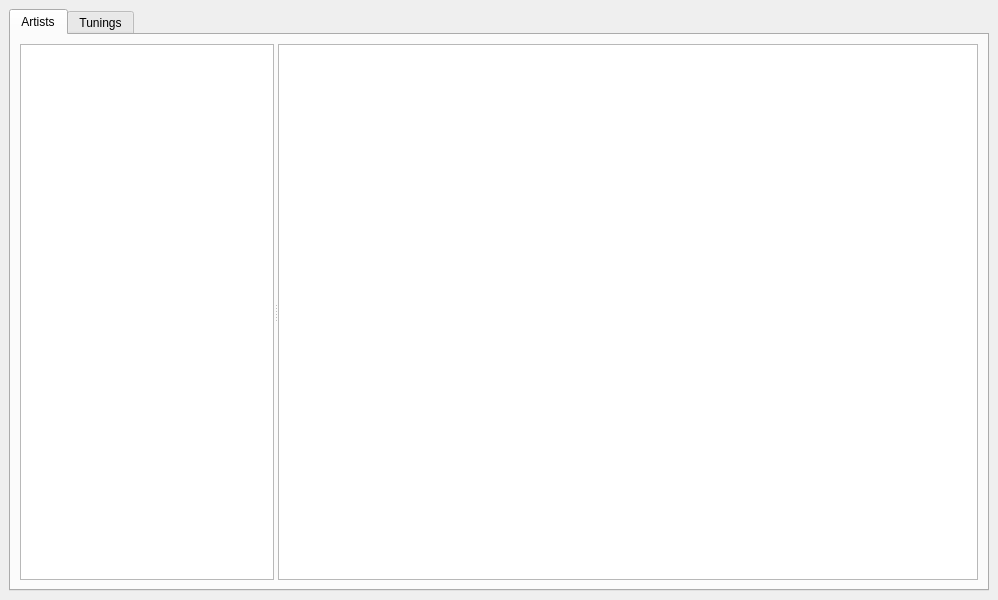
Above: design.ui from jpfudger/chordproc before the change. Below: the same form after it.
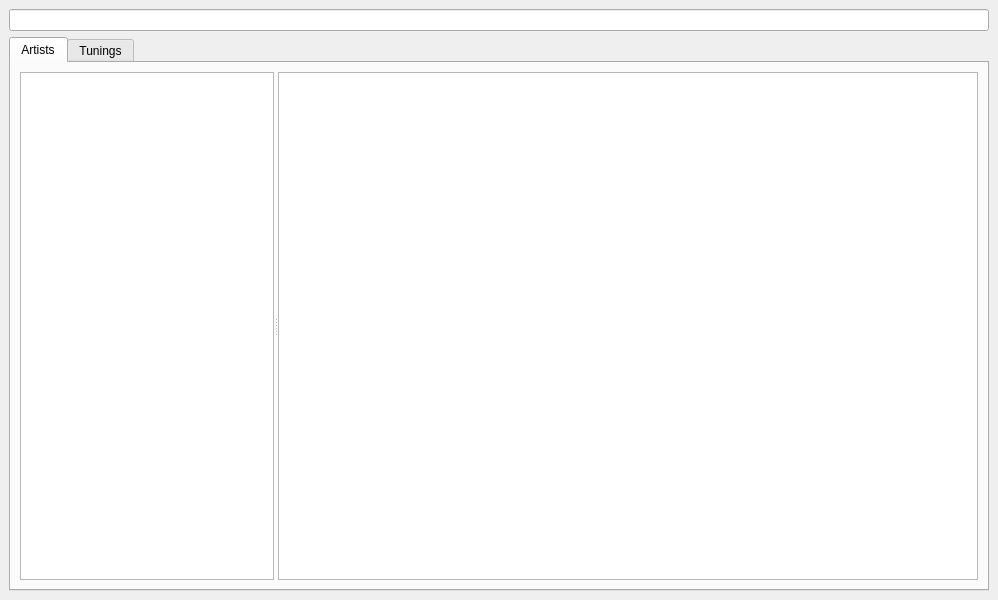
That is the form after the change.

Commit message: Add search box and initial implementation (song titles only)

The edit to the form file:
```diff
--- a/design.ui
+++ b/design.ui
@@ -15,6 +15,9 @@
   </property>
   <widget class="QWidget" name="centralwidget">
    <layout class="QVBoxLayout" name="verticalLayout">
+    <item>
+     <widget class="QLineEdit" name="lineEdit"/>
+    </item>
     <item>
      <widget class="QTabWidget" name="tabWidget">
       <property name="currentIndex">
```
Left out of the diff: 17 changed lines with no effect on the pictures. The commit also changes 2 other files.
